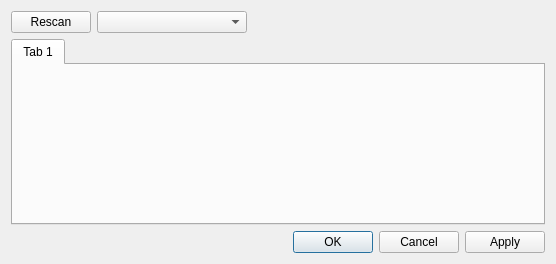
scandyna/multidiagtools, file src/mdtserialport/mdtSerialPortSetupDialog.ui: the form before one commit.
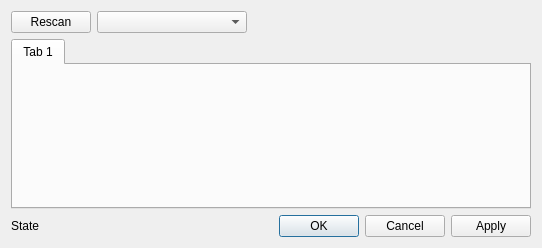
The form after the commit.

Commit message: Some work on serial port classes (setup dialog, port manager) + bug corrections

```diff
--- a/src/mdtserialport/mdtSerialPortSetupDialog.ui
+++ b/src/mdtserialport/mdtSerialPortSetupDialog.ui
@@ -6,8 +6,8 @@
    <rect>
     <x>0</x>
     <y>0</y>
-    <width>556</width>
-    <height>264</height>
+    <width>542</width>
+    <height>248</height>
    </rect>
   </property>
   <property name="windowTitle">
@@ -43,6 +43,13 @@
      </widget>
     </widget>
    </item>
+   <item row="2" column="0" colspan="2">
+    <widget class="QLabel" name="lbState">
+     <property name="text">
+      <string>State</string>
+     </property>
+    </widget>
+   </item>
    <item row="2" column="2">
     <widget class="QDialogButtonBox" name="buttonBox">
      <property name="orientation">
```
The commit also changes 26 other files.
